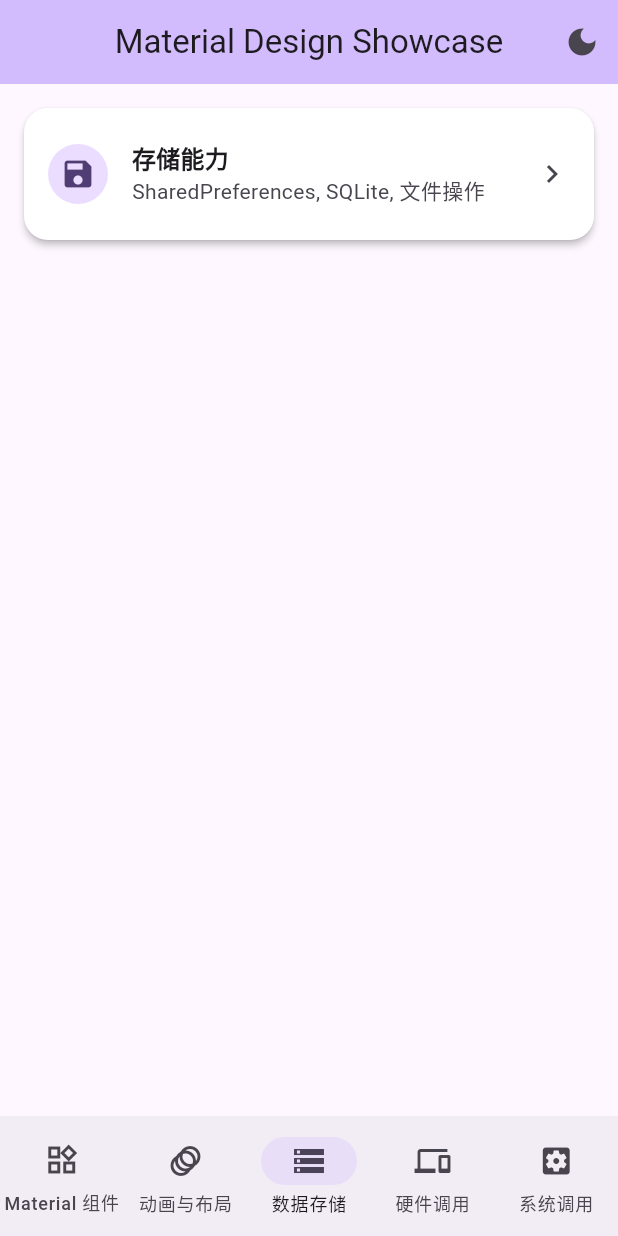
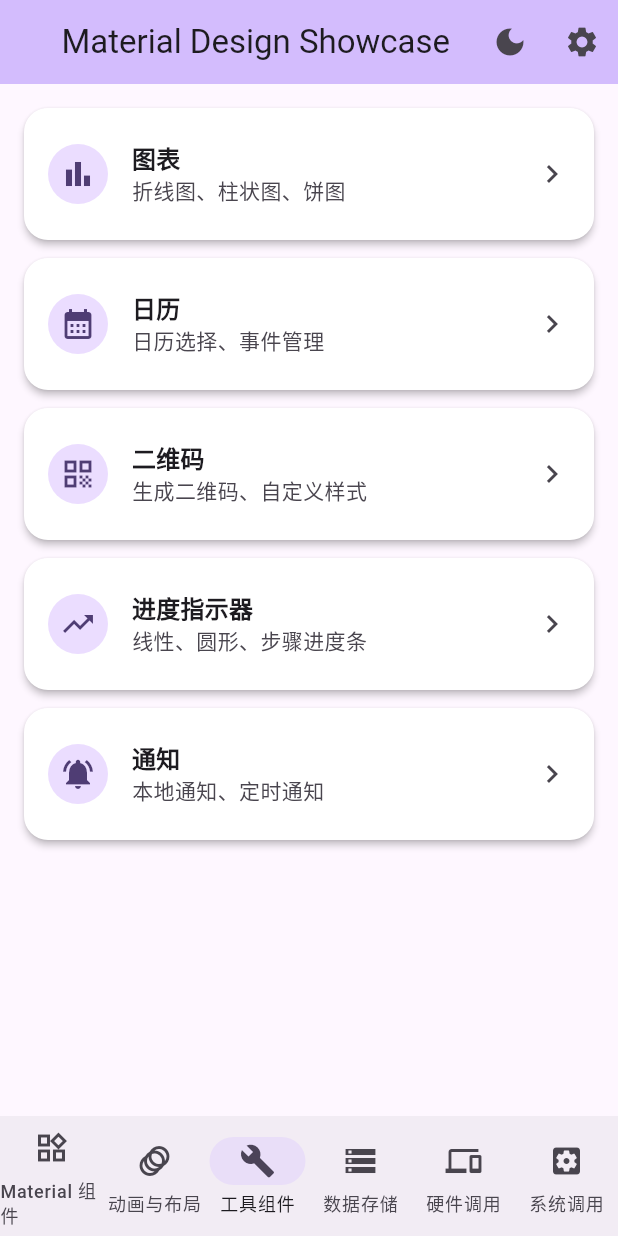
Before and after one commit to xiehuijie/track_expenses, a Flutter app: the screen it shows after launch, item 3 of the bottom bar chosen, on a phone screen of 412 x 824 dp. Run offline on Flutter 3.47's test engine with Material 3 defaults, Android fonts, the phone set to English and light mode, and no system bars; our stand-ins replace camera, confetti, device_info_plus, file_picker, fl_chart, flutter_local_notifications and 12 more; accounts and stored records are empty.

Commit message:
Integrate all new features into home screen with settings dialog and notification permissions
Co-authored-by: xiehuijie <45307429+xiehuijie@users.noreply.github.com>

```diff
--- a/lib/screens/home_screen.dart
+++ b/lib/screens/home_screen.dart
@@ -2,6 +2,7 @@ import 'package:animations/animations.dart';
 import 'package:flutter/material.dart';
 import 'package:flutter/services.dart';
 
+import '../app/theme_provider.dart';
 import 'animations/animations_screen.dart';
 import 'components/buttons_screen.dart';
 import 'components/cards_lists_screen.dart';
@@ -12,11 +13,28 @@ import 'components/selections_screen.dart';
 import 'hardware/hardware_screen.dart';
 import 'storage/storage_screen.dart';
 import 'system/system_screen.dart';
+import 'tools/calendar_screen.dart';
+import 'tools/charts_screen.dart';
+import 'tools/effects_screen.dart';
+import 'tools/notifications_screen.dart';
+import 'tools/progress_screen.dart';
+import 'tools/qr_code_screen.dart';
 
 class HomeScreen extends StatefulWidget {
   final VoidCallback onToggleTheme;
+  final Function(ThemeColor) onChangeThemeColor;
+  final Function(Locale) onChangeLocale;
+  final ThemeColor currentThemeColor;
+  final Locale currentLocale;
 
-  const HomeScreen({super.key, required this.onToggleTheme});
+  const HomeScreen({
+    super.key,
+    required this.onToggleTheme,
+    required this.onChangeThemeColor,
+    required this.onChangeLocale,
+    required this.currentThemeColor,
+    required this.currentLocale,
+  });
 
   @override
   State<HomeScreen> createState() => _HomeScreenState();
@@ -78,6 +96,48 @@ class _HomeScreenState extends State<HomeScreen> {
           icon: Icons.motion_photos_on,
           screen: const AnimationsScreen(),
         ),
+        _DemoItem(
+          title: '特效动画',
+          subtitle: '烟花、粒子、Lottie动画',
+          icon: Icons.auto_awesome,
+          screen: const EffectsScreen(),
+        ),
+      ],
+    ),
+    _CategoryItem(
+      title: '工具组件',
+      icon: Icons.build,
+      items: [
+        _DemoItem(
+          title: '图表',
+          subtitle: '折线图、柱状图、饼图',
+          icon: Icons.bar_chart,
+          screen: const ChartsScreen(),
+        ),
+        _DemoItem(
+          title: '日历',
+          subtitle: '日历选择、事件管理',
+          icon: Icons.calendar_month,
+          screen: const CalendarScreen(),
+        ),
+        _DemoItem(
+          title: '二维码',
+          subtitle: '生成二维码、自定义样式',
+          icon: Icons.qr_code,
+          screen: const QRCodeScreen(),
+        ),
+        _DemoItem(
+          title: '进度指示器',
+          subtitle: '线性、圆形、步骤进度条',
+          icon: Icons.trending_up,
+          screen: const ProgressScreen(),
+        ),
+        _DemoItem(
+          title: '通知',
+          subtitle: '本地通知、定时通知',
+          icon: Icons.notifications_active,
+          screen: const NotificationsScreen(),
+        ),
       ],
     ),
     _CategoryItem(
@@ -135,6 +195,14 @@ class _HomeScreenState extends State<HomeScreen> {
               widget.onToggleTheme();
             },
             tooltip: '切换主题',
+          ),
+          IconButton(
+            icon: const Icon(Icons.settings),
+            onPressed: () {
+              HapticFeedback.lightImpact();
+              _showSettingsDialog();
+            },
+            tooltip: '设置',
           ),
         ],
       ),
@@ -212,6 +280,90 @@ class _HomeScreenState extends State<HomeScreen> {
       ),
     );
   }
+
+  void _showSettingsDialog() {
+    showDialog(
+      context: context,
+      builder: (context) => AlertDialog(
+        title: const Text('设置'),
+        content: SizedBox(
+          width: double.maxFinite,
+          child: ListView(
+            shrinkWrap: true,
+            children: [
+              const Text(
+                '主题颜色',
+                style: TextStyle(fontWeight: FontWeight.bold, fontSize: 16),
+              ),
+              const SizedBox(height: 12),
+              Wrap(
+                spacing: 8,
+                runSpacing: 8,
+                children: AppThemeProvider.getAllThemeColors().map((themeColor) {
+                  final isSelected = widget.currentThemeColor == themeColor;
+                  return InkWell(
+                    onTap: () {
+                      widget.onChangeThemeColor(themeColor);
+                      HapticFeedback.selectionClick();
+                    },
+                    child: Container(
+                      width: 50,
+                      height: 50,
+                      decoration: BoxDecoration(
+                        color: themeColor.color,
+                        shape: BoxShape.circle,
+                        border: isSelected ? Border.all(color: Colors.white, width: 3) : null,
+                        boxShadow: isSelected
+                            ? [
+                                BoxShadow(
+                                  color: themeColor.color.withOpacity(0.5),
+                                  blurRadius: 8,
+                                  spreadRadius: 2,
+                                )
+                              ]
+                            : null,
+                      ),
+                      child: isSelected ? const Icon(Icons.check, color: Colors.white) : null,
+                    ),
+                  );
+                }).toList(),
+              ),
+              const SizedBox(height: 24),
+              const Text(
+                '语言',
+                style: TextStyle(fontWeight: FontWeight.bold, fontSize: 16),
+              ),
+              const SizedBox(height: 12),
+              RadioListTile<String>(
+                title: const Text('中文'),
+                value: 'zh',
+                groupValue: widget.currentLocale.languageCode,
+                onChanged: (value) {
+                  widget.onChangeLocale(const Locale('zh', 'CN'));
+                  HapticFeedback.selectionClick();
+                },
+              ),
+              RadioListTile<String>(
+                title: const Text('English'),
+                value: 'en',
+                groupValue: widget.currentLocale.languageCode,
+                onChanged: (value) {
+                  widget.onChangeLocale(const Locale('en', 'US'));
+                  HapticFeedback.selectionClick();
+                },
+              ),
+            ],
+          ),
+        ),
+        actions: [
+          TextButton(
+            onPressed: () => Navigator.of(context).pop(),
+            child: const Text('关闭'),
+          ),
+        ],
+      ),
+    );
+  }
 }
 
 class _CategoryItem {
```
Also changed, not shown: 1 other file.
